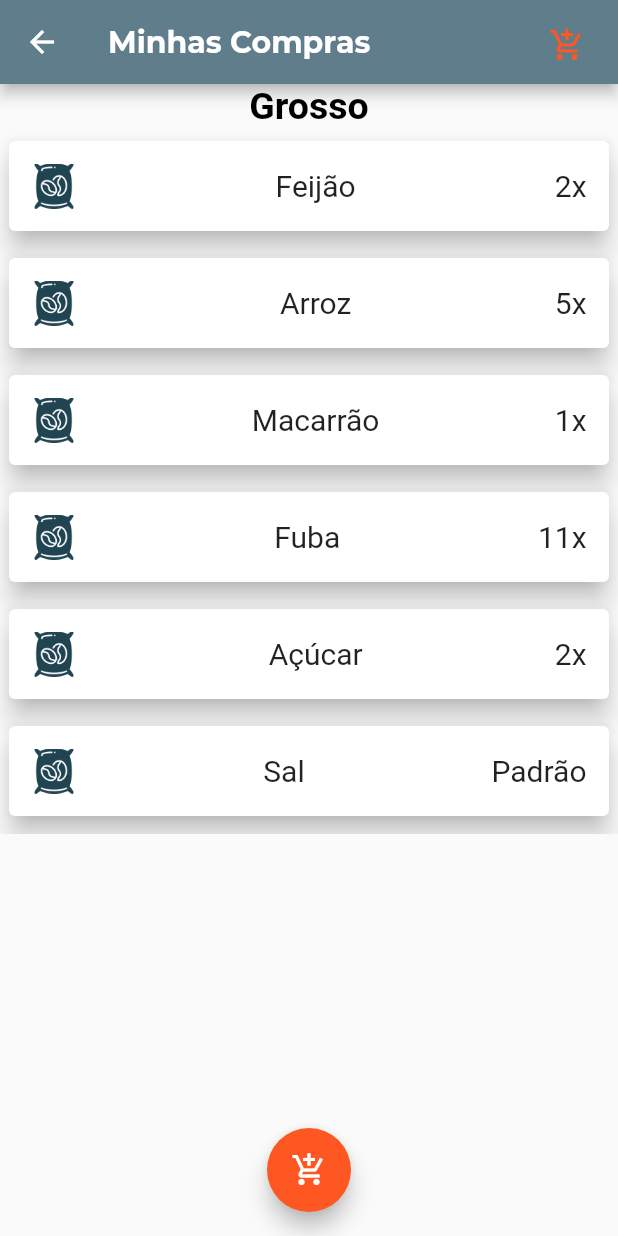
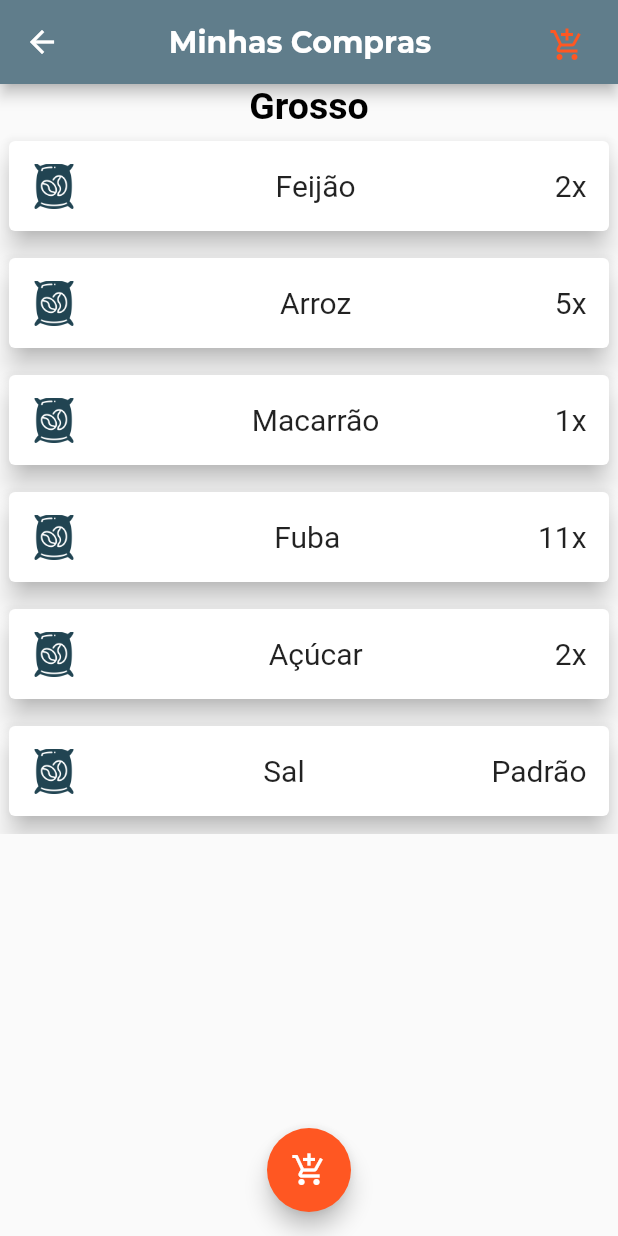
Before and after one commit to owarleysouza/S-Compras, a Flutter app: the TelaInicial screen opened directly, on a phone screen of 412 x 824 dp. Run offline on Flutter 3.47's test engine with Material 2 defaults, Android fonts, the phone set to English and light mode, and no system bars.

Commit message:
adicionada propriedade center para centralizar texto do titulo da appbar

```diff
--- a/lib/views/telaInicial.dart
+++ b/lib/views/telaInicial.dart
@@ -76,7 +76,11 @@ class _TelaInicialState extends State<TelaInicial> {
     return Scaffold(
       appBar: AppBar(
         backgroundColor: Theme.of(context).primaryColor,
-        title: Text("Minhas Compras"),
+        title: Center(
+            child: Text(
+          "Minhas Compras",
+          //style: Theme.of(context).textTheme.headline6, Essa opção é possível ser usada para usar um estilo já definido lá no main.dart no scaffold
+        )),
         actions: <Widget>[
           Padding(
               padding: const EdgeInsets.all(10.0),
```
